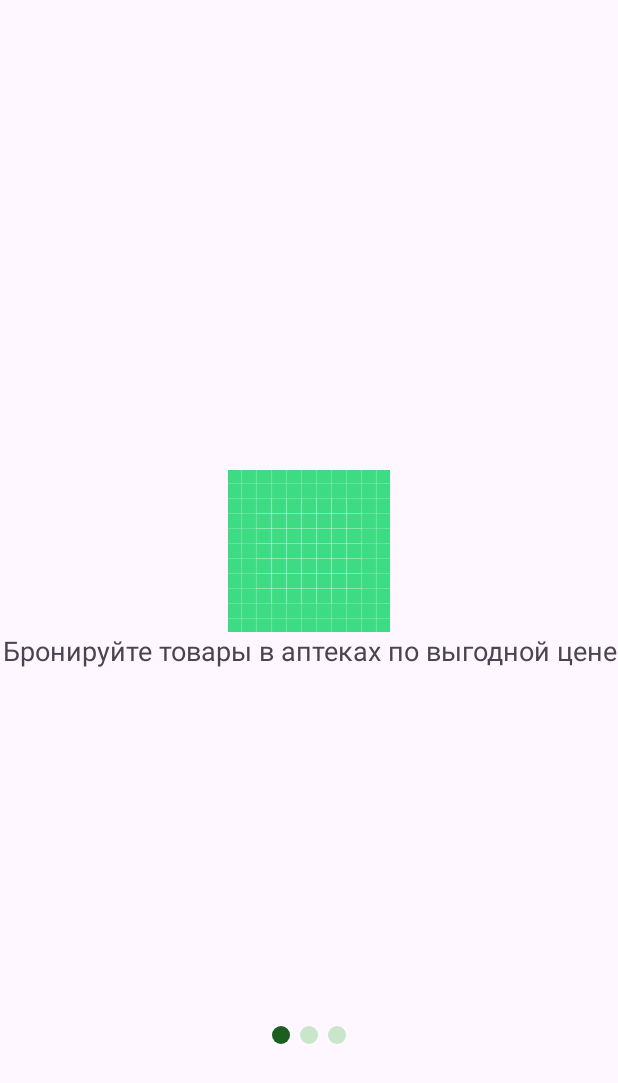
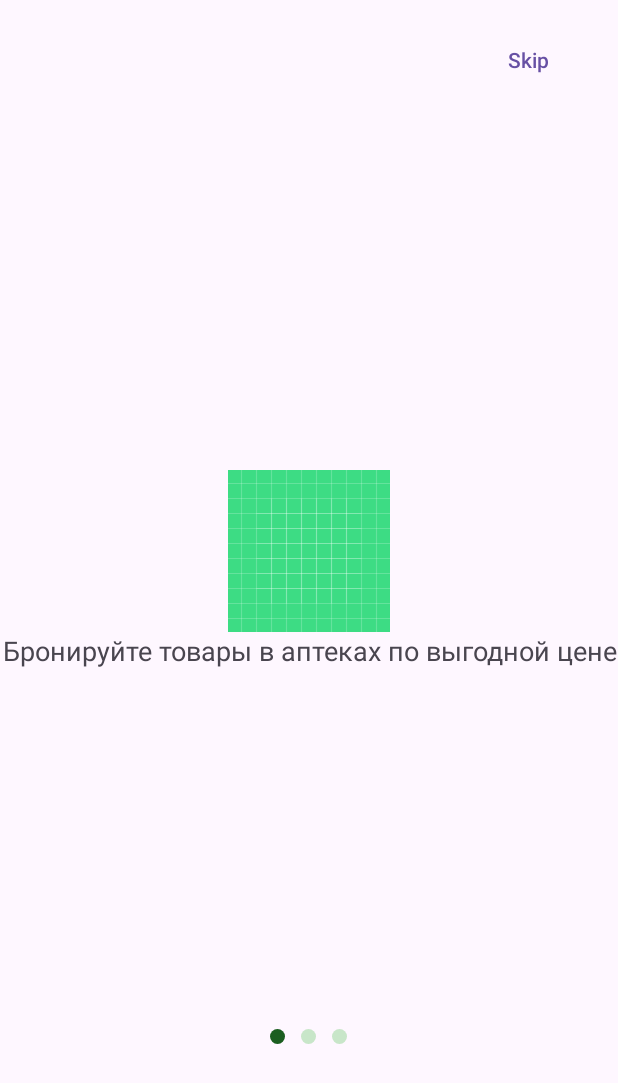
Before and after one commit to 1esha/Pharmacy-app, an Android app: the screen it shows after launch (MainActivity), on a phone screen of 412 x 824 dp. Shown: the top 1083 px of the screen. Run offline under Robolectric (Android 15) with nearby library versions, the phone set to English and light mode, and no system bars.

Commit message:
создание экранов авторизации(LoginFragment) и регестрации (RegistrationFragment), изменение экрана с прокруткой (InitFragment)

```diff
--- a/app/src/main/java/com/example/pharmacyapp/main/InitFragment.kt
+++ b/app/src/main/java/com/example/pharmacyapp/main/InitFragment.kt
@@ -6,6 +6,8 @@ import androidx.fragment.app.Fragment
 import android.view.LayoutInflater
 import android.view.View
 import android.view.ViewGroup
+import androidx.navigation.fragment.findNavController
+import androidx.navigation.navOptions
 import androidx.viewpager2.widget.ViewPager2
 import com.example.domain.models.PageModel
 import com.example.pharmacyapp.R
@@ -31,11 +33,11 @@ class InitFragment : Fragment() {
         val listPages = listOf(
             PageModel("Бронируйте товары в аптеках по выгодной цене", 0),
             PageModel("Получайте скидки", 0),
-            PageModel("Войдите или зарегестрируйтесь, чтобы получать больше выгоды!", 0)
+            PageModel("Войдите, чтобы получать больше выгоды!", 0)
         )
         val initAdapter = InitAdapter(
             listPages = listPages,
-            onClickLogIn = ::onClickLogIn,
+            onClickGoToLogIn = ::onClickGoToLogIn
         )
         vpInit.adapter = initAdapter
         vpInit.registerOnPageChangeCallback(object : ViewPager2.OnPageChangeCallback() {
@@ -47,6 +49,9 @@ class InitFragment : Fragment() {
 
         })
 
+        bSkip.setOnClickListener {
+            onClickSkip()
+        }
 
     }
 
@@ -55,7 +60,20 @@ class InitFragment : Fragment() {
         _binding = null
     }
 
-    private fun onClickLogIn() {}
+    private fun onClickGoToLogIn() {
+        val navControllerMain = findNavController()
+        navControllerMain.navigate(R.id.action_initFragment_to_loginFragment)
+
+    }
+
+    private fun onClickSkip(){
+        val navControllerMain = findNavController()
+        navControllerMain.navigate(R.id.action_initFragment_to_tabsFragment, null, navOptions {
+            popUpTo(R.id.initFragment){
+                inclusive = true
+            }
+        })
+    }
 
     private fun updatePageCircle(selectedPosition: Int) = with(binding) {
         when (selectedPosition) {
--- a/app/src/main/java/com/example/pharmacyapp/main/adapters/InitAdapter.kt
+++ b/app/src/main/java/com/example/pharmacyapp/main/adapters/InitAdapter.kt
@@ -11,7 +11,7 @@ import com.example.pharmacyapp.databinding.ItemInitBinding
 
 class InitAdapter(
     private val listPages: List<PageModel>,
-    private val onClickLogIn:() -> Unit
+    private val onClickGoToLogIn:() -> Unit,
     ) : RecyclerView.Adapter<InitAdapter.InitHolder>() {
 
 
@@ -31,7 +31,7 @@ class InitAdapter(
         val page = listPages[position]
         tvDescription.text = page.description
 
-        bLogIn.setOnClickListener { onClickLogIn() }
+        bGoToLogIn.setOnClickListener { onClickGoToLogIn() }
 
     }
 }
--- a/app/src/main/res/layout/fragment_init.xml
+++ b/app/src/main/res/layout/fragment_init.xml
@@ -6,13 +6,22 @@
     android:layout_width="match_parent"
     android:layout_height="match_parent"
     android:orientation="vertical"
+    android:fitsSystemWindows="true"
     tools:context=".main.InitFragment">
-
 
     <androidx.viewpager2.widget.ViewPager2
         android:id="@+id/vpInit"
         android:layout_width="match_parent"
         android:layout_height="match_parent"/>
+
+    <Button
+        android:id="@+id/bSkip"
+        android:layout_width="wrap_content"
+        android:layout_height="wrap_content"
+        android:layout_gravity="top|end"
+        android:layout_margin="16dp"
+        style="@style/Widget.Material3.Button.TextButton"
+        android:text="Skip" />
 
         <LinearLayout
             android:layout_width="wrap_content"
@@ -24,23 +33,23 @@
 
             <ImageView
                 android:id="@+id/ivCircle1"
-                android:layout_width="12dp"
-                android:layout_height="12dp"
-                android:layout_marginHorizontal="3dp"
+                android:layout_width="10dp"
+                android:layout_height="10dp"
+                android:layout_marginHorizontal="5dp"
                 android:src="@drawable/shape_circle_not_selected" />
 
             <ImageView
                 android:id="@+id/ivCircle2"
-                android:layout_width="12dp"
-                android:layout_height="12dp"
-                android:layout_marginHorizontal="3dp"
+                android:layout_width="10dp"
+                android:layout_height="10dp"
+                android:layout_marginHorizontal="5dp"
                 android:src="@drawable/shape_circle_not_selected" />
 
             <ImageView
                 android:id="@+id/ivCircle3"
-                android:layout_width="12dp"
-                android:layout_height="12dp"
-                android:layout_marginHorizontal="3dp"
+                android:layout_width="10dp"
+                android:layout_height="10dp"
+                android:layout_marginHorizontal="5dp"
                 android:src="@drawable/shape_circle_not_selected" />
         </LinearLayout>
 
--- a/app/src/main/res/layout/item_init.xml
+++ b/app/src/main/res/layout/item_init.xml
@@ -35,7 +35,7 @@
         android:visibility="invisible">
 
         <Button
-            android:id="@+id/bLogIn"
+            android:id="@+id/bGoToLogIn"
             android:layout_width="match_parent"
             android:layout_height="wrap_content"
             android:text="Log in" />
--- a/app/src/main/res/navigation/nav_graph_main.xml
+++ b/app/src/main/res/navigation/nav_graph_main.xml
@@ -16,15 +16,19 @@
         <action
             android:id="@+id/action_splashFragment_to_tabsFragment"
             app:destination="@id/tabsFragment" />
-        <action
-            android:id="@+id/action_splashFragment_to_loginFragment"
-            app:destination="@id/loginFragment" />
     </fragment>
     <fragment
         android:id="@+id/initFragment"
         android:name="com.example.pharmacyapp.main.InitFragment"
         android:label="fragment_init"
-        tools:layout="@layout/fragment_init" />
+        tools:layout="@layout/fragment_init" >
+        <action
+            android:id="@+id/action_initFragment_to_loginFragment"
+            app:destination="@id/loginFragment" />
+        <action
+            android:id="@+id/action_initFragment_to_tabsFragment"
+            app:destination="@id/tabsFragment" />
+    </fragment>
     <fragment
         android:id="@+id/tabsFragment"
         android:name="com.example.pharmacyapp.main.TabsFragment"
@@ -34,5 +38,14 @@
         android:id="@+id/loginFragment"
         android:name="com.example.pharmacyapp.main.LoginFragment"
         android:label="fragment_login"
-        tools:layout="@layout/fragment_login" />
+        tools:layout="@layout/fragment_login" >
+        <action
+            android:id="@+id/action_loginFragment_to_registrationFragment"
+            app:destination="@id/registrationFragment" />
+    </fragment>
+    <fragment
+        android:id="@+id/registrationFragment"
+        android:name="com.example.pharmacyapp.main.RegistrationFragment"
+        android:label="fragment_registration"
+        tools:layout="@layout/fragment_registration" />
 </navigation>
--- a/app/src/main/res/values/strings.xml
+++ b/app/src/main/res/values/strings.xml
@@ -2,4 +2,5 @@
     <string name="app_name">Pharmacy app</string>
     <!-- TODO: Remove or change this placeholder text -->
     <string name="hello_blank_fragment">Hello blank fragment</string>
+    <string name="login"><u>Login</u></string>
 </resources>
--- a/app/src/main/res/values/themes.xml
+++ b/app/src/main/res/values/themes.xml
@@ -3,7 +3,11 @@
     <style name="Base.Theme.PharmacyApp" parent="Theme.Material3.DayNight.NoActionBar">
         <!-- Customize your light theme here. -->
         <!-- <item name="colorPrimary">@color/my_light_primary</item> -->
+
     </style>
 
-    <style name="Theme.PharmacyApp" parent="Base.Theme.PharmacyApp" />
+    <style name="Theme.PharmacyApp" parent="Base.Theme.PharmacyApp">
+
+
+    </style>
 </resources>
```
Also changed, not shown: app/src/main/java/com/example/pharmacyapp/main/LoginFragment.kt (+8 -1 lines), app/src/main/java/com/example/pharmacyapp/main/RegistrationFragment.kt (added, +51 -0 lines), app/src/main/res/layout/fragment_login.xml (+77 -5 lines), app/src/main/res/layout/fragment_registration.xml (added, +172 -0 lines), app/src/main/res/layout/item_city.xml (added, +11 -0 lines).
